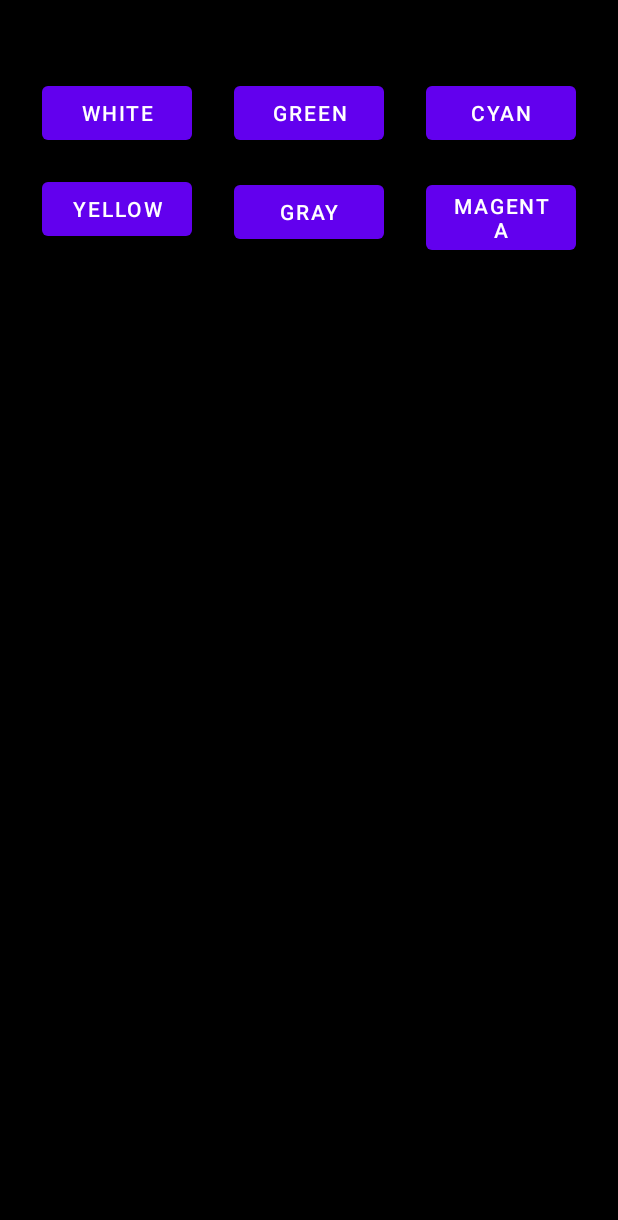
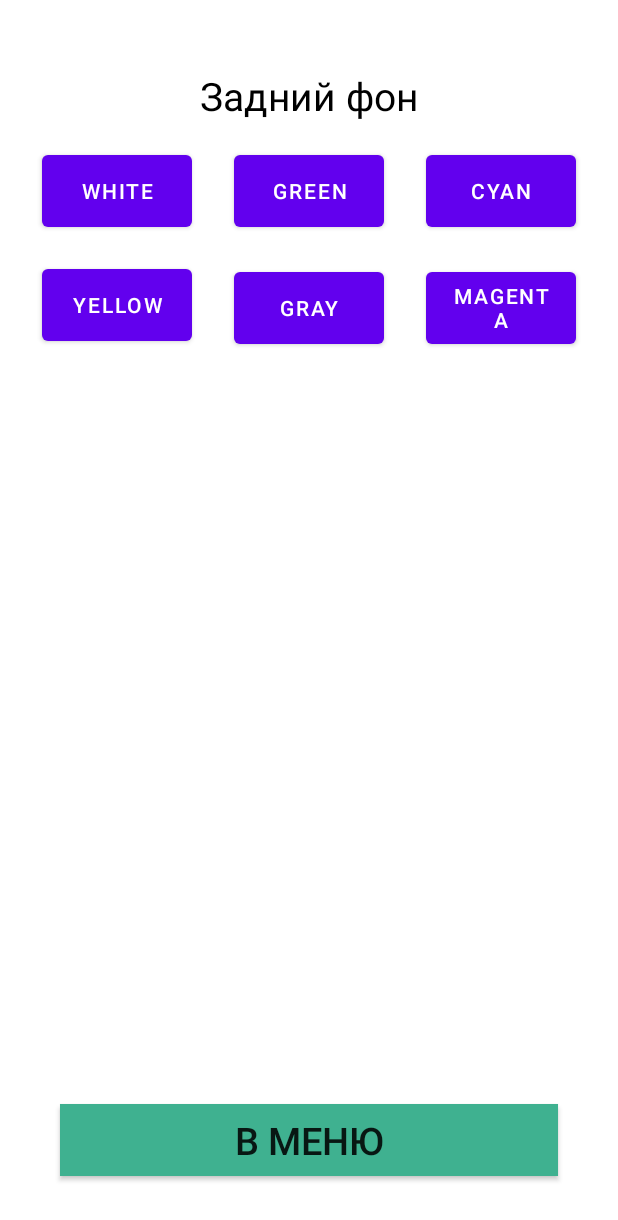
Before and after one commit to ZoomUp/CirclesGame, an Android app: the SettingsScreen screen opened through its navigation route, on a phone screen of 412 x 824 dp. Shown: the top 1220 px of the screen. Run offline under Robolectric (Android 15) with nearby library versions, the phone set to English and light mode, and no system bars; our stand-ins replace navigation-ui.

Commit message:
add fixes

```diff
--- a/app/src/main/java/com/example/circlesgame/MainActivity.kt
+++ b/app/src/main/java/com/example/circlesgame/MainActivity.kt
@@ -24,7 +24,7 @@ class MainActivity : AppCompatActivity() {
         super.onCreate(savedInstanceState)
 
         sharedPref = this.getPreferences(Context.MODE_PRIVATE)
-        SettingsStorage.mainBackgroudColor = sharedPref.getInt("BACKGROUND_COLOR", Color.BLACK)
+        SettingsStorage.mainBackgroudColor = sharedPref.getInt("BACKGROUND_COLOR", Color.WHITE)
 
         binding = ActivityMainBinding.inflate(layoutInflater)
         setContentView(binding.root)
--- a/app/src/main/java/com/example/circlesgame/MainScreen.kt
+++ b/app/src/main/java/com/example/circlesgame/MainScreen.kt
@@ -4,11 +4,13 @@ import android.os.Bundle
 import android.view.LayoutInflater
 import android.view.View
 import android.view.ViewGroup
+import androidx.core.app.ActivityCompat.finishAffinity
 import androidx.core.graphics.drawable.toDrawable
 import androidx.fragment.app.Fragment
 import androidx.navigation.fragment.findNavController
 import com.example.circlesgame.databinding.FragmentMainScreenBinding
 import com.example.circlesgame.storages.SettingsStorage
+import kotlin.system.exitProcess
 
 class MainScreen : Fragment() {
 
@@ -35,6 +37,9 @@ class MainScreen : Fragment() {
             buttonSettings.setOnClickListener {
                 findNavController().navigate(R.id.action_MainScreen_to_settingsScreen)
             }
+            buttonExit.setOnClickListener{
+                exitProcess(-1)
+            }
         }
     }
 
--- a/app/src/main/java/com/example/circlesgame/SettingsScreen.kt
+++ b/app/src/main/java/com/example/circlesgame/SettingsScreen.kt
@@ -8,14 +8,13 @@ import android.view.View
 import android.view.ViewGroup
 import androidx.core.graphics.drawable.toDrawable
 import androidx.fragment.app.Fragment
+import androidx.navigation.fragment.findNavController
 import com.example.circlesgame.databinding.FragmentSettingsScreenBinding
 import com.example.circlesgame.storages.SettingsStorage
 
 class SettingsScreen : Fragment() {
 
     private var _binding: FragmentSettingsScreenBinding? = null
-    // This property is only valid between onCreateView and
-    // onDestroyView.
     private val binding get() = _binding!!
 
     override fun onCreateView(
@@ -33,6 +32,9 @@ class SettingsScreen : Fragment() {
         initBackgroundColorButtons()
         binding.root.background = SettingsStorage.mainBackgroudColor.toDrawable()
 
+        binding.btnMenu.setOnClickListener {
+            findNavController().navigate(R.id.action_settingsScreen_to_MainScreen)
+        }
     }
 
     override fun onDestroyView() {
--- a/app/src/main/java/com/example/circlesgame/storages/SettingsStorage.kt
+++ b/app/src/main/java/com/example/circlesgame/storages/SettingsStorage.kt
@@ -3,5 +3,5 @@ package com.example.circlesgame.storages
 import android.graphics.Color
 
 object SettingsStorage {
-    var mainBackgroudColor = Color.CYAN
+    var mainBackgroudColor = Color.WHITE
 }
--- a/app/src/main/res/layout/fragment_main_screen.xml
+++ b/app/src/main/res/layout/fragment_main_screen.xml
@@ -29,7 +29,7 @@
         app:layout_constraintEnd_toEndOf="parent"
         app:layout_constraintHorizontal_bias="0.5"
         app:layout_constraintStart_toStartOf="parent"
-        app:layout_constraintTop_toBottomOf="@+id/textView"
+        app:layout_constraintTop_toBottomOf="@+id/name_game"
         app:layout_constraintVertical_chainStyle="packed" />
 
     <Button
--- a/app/src/main/res/layout/fragment_settings_screen.xml
+++ b/app/src/main/res/layout/fragment_settings_screen.xml
@@ -8,8 +8,10 @@
         android:id="@+id/textView_background"
         android:layout_width="wrap_content"
         android:layout_height="wrap_content"
-        android:layout_marginTop="16dp"
-        android:text="Background"
+        android:layout_marginTop="46dp"
+        android:textSize="26sp"
+        android:textColor="@color/Black"
+        android:text="Задний фон"
         app:layout_constraintEnd_toEndOf="parent"
         app:layout_constraintStart_toStartOf="parent"
         app:layout_constraintTop_toTopOf="parent" />
@@ -17,7 +19,7 @@
     <Button
         android:id="@+id/button_white"
         android:layout_width="100dp"
-        android:layout_height="wrap_content"
+        android:layout_height="60dp"
         android:layout_marginTop="16dp"
         android:text="White"
         app:layout_constraintEnd_toStartOf="@+id/button_green"
@@ -27,7 +29,7 @@
     <Button
         android:id="@+id/button_green"
         android:layout_width="100dp"
-        android:layout_height="wrap_content"
+        android:layout_height="60dp"
         android:text="Green"
         app:layout_constraintEnd_toStartOf="@+id/button_cyan"
         app:layout_constraintStart_toEndOf="@+id/button_white"
@@ -36,7 +38,7 @@
     <Button
         android:id="@+id/button_cyan"
         android:layout_width="100dp"
-        android:layout_height="wrap_content"
+        android:layout_height="60dp"
         android:text="Cyan"
         app:layout_constraintEnd_toEndOf="parent"
         app:layout_constraintStart_toEndOf="@+id/button_green"
@@ -45,7 +47,7 @@
     <Button
         android:id="@+id/button_yellow"
         android:layout_width="100dp"
-        android:layout_height="wrap_content"
+        android:layout_height="60dp"
         android:layout_marginTop="16dp"
         android:text="Yellow"
         app:layout_constraintEnd_toStartOf="@+id/button_gray"
@@ -55,7 +57,7 @@
     <Button
         android:id="@+id/button_gray"
         android:layout_width="100dp"
-        android:layout_height="wrap_content"
+        android:layout_height="60dp"
         android:layout_marginTop="2dp"
         android:text="Gray"
         app:layout_constraintEnd_toStartOf="@+id/button_magenta"
@@ -65,10 +67,26 @@
     <Button
         android:id="@+id/button_magenta"
         android:layout_width="100dp"
-        android:layout_height="wrap_content"
+        android:layout_height="60dp"
         android:layout_marginTop="2dp"
         android:text="Magenta"
         app:layout_constraintEnd_toEndOf="parent"
         app:layout_constraintStart_toEndOf="@+id/button_gray"
         app:layout_constraintTop_toTopOf="@+id/button_yellow" />
+
+    <androidx.appcompat.widget.AppCompatButton
+        android:id="@+id/btn_menu"
+        android:layout_width="match_parent"
+        android:layout_height="wrap_content"
+        android:layout_marginHorizontal="40dp"
+        android:layout_marginVertical="40dp"
+        android:background="#3FB190"
+        android:text="В меню"
+        android:textSize="25sp"
+        app:layout_constraintBottom_toBottomOf="parent"
+        app:layout_constraintEnd_toEndOf="parent"
+        app:layout_constraintStart_toStartOf="parent"
+        app:layout_constraintTop_toTopOf="parent"
+        app:layout_constraintVertical_bias="1" />
+
 </androidx.constraintlayout.widget.ConstraintLayout>
```
